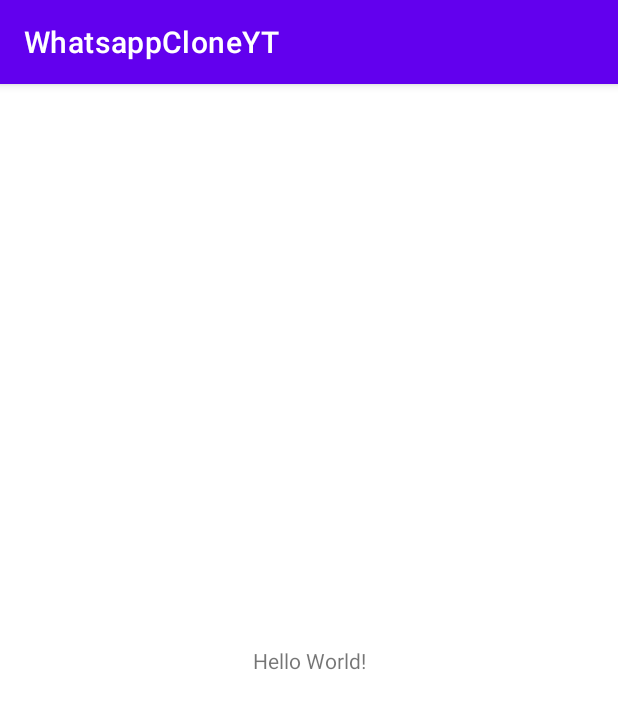
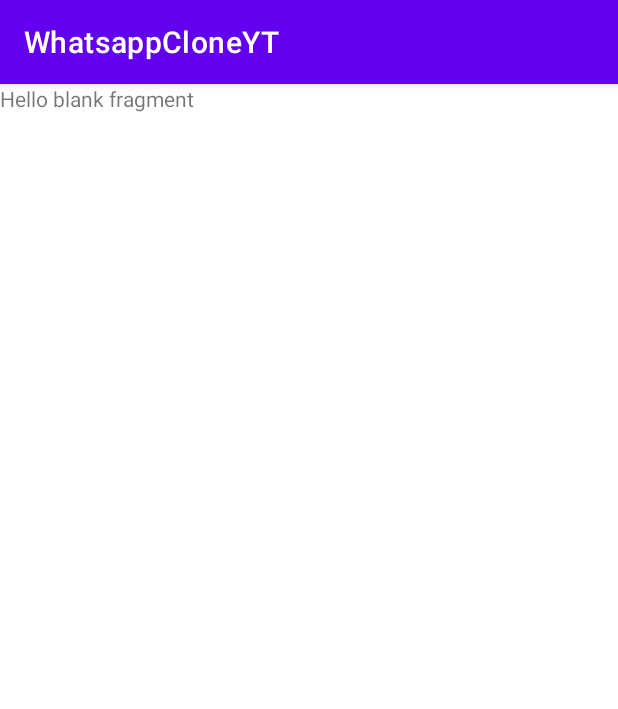
Before and after one commit to hardcoderdev/WhatsappCloneYT, an Android app: the screen it shows after launch (MainActivity), on a phone screen of 412 x 824 dp. Shown: the top 709 px of the screen. Run offline under Robolectric (Android 15) with nearby library versions, the phone set to English and light mode, and no system bars.

Commit message:
1. Реализация навигации в приложении, создание фрагментов

```diff
--- /dev/null
+++ b/app/src/main/java/hardcoder/dev/whatsappcloneyt/ui/features/splash/SplashFragment.kt
@@ -0,0 +1,17 @@
+package hardcoder.dev.whatsappcloneyt.ui.features.splash
+
+import android.os.Bundle
+import androidx.fragment.app.Fragment
+import android.view.LayoutInflater
+import android.view.View
+import android.view.ViewGroup
+import hardcoder.dev.whatsappcloneyt.R
+import hardcoder.dev.whatsappcloneyt.databinding.FragmentSplashBinding
+import hardcoder.dev.whatsappcloneyt.ui.base.BaseFragment
+
+class SplashFragment : BaseFragment<FragmentSplashBinding>(FragmentSplashBinding::inflate) {
+
+    override fun onViewCreated(view: View, savedInstanceState: Bundle?) {
+        super.onViewCreated(view, savedInstanceState)
+    }
+}
--- a/app/src/main/res/layout/activity_main.xml
+++ b/app/src/main/res/layout/activity_main.xml
@@ -6,13 +6,16 @@
     android:layout_height="match_parent"
     tools:context=".ui.features.main.MainActivity">
 
-    <TextView
-        android:layout_width="wrap_content"
-        android:layout_height="wrap_content"
-        android:text="Hello World!"
+    <androidx.fragment.app.FragmentContainerView
+        android:id="@+id/mainFragmentContainerView"
+        android:name="androidx.navigation.fragment.NavHostFragment"
+        android:layout_width="0dp"
+        android:layout_height="0dp"
+        app:defaultNavHost="true"
         app:layout_constraintBottom_toBottomOf="parent"
-        app:layout_constraintLeft_toLeftOf="parent"
-        app:layout_constraintRight_toRightOf="parent"
-        app:layout_constraintTop_toTopOf="parent" />
+        app:layout_constraintEnd_toEndOf="parent"
+        app:layout_constraintStart_toStartOf="parent"
+        app:layout_constraintTop_toTopOf="parent"
+        app:navGraph="@navigation/nav_graph" />
 
 </androidx.constraintlayout.widget.ConstraintLayout>
--- /dev/null
+++ b/app/src/main/res/layout/fragment_splash.xml
@@ -0,0 +1,14 @@
+<?xml version="1.0" encoding="utf-8"?>
+<FrameLayout xmlns:android="http://schemas.android.com/apk/res/android"
+    xmlns:tools="http://schemas.android.com/tools"
+    android:layout_width="match_parent"
+    android:layout_height="match_parent"
+    tools:context=".ui.features.splash.SplashFragment">
+
+    <!-- TODO: Update blank fragment layout -->
+    <TextView
+        android:layout_width="match_parent"
+        android:layout_height="match_parent"
+        android:text="@string/hello_blank_fragment" />
+
+</FrameLayout>
--- a/app/src/main/res/navigation/nav_graph.xml
+++ b/app/src/main/res/navigation/nav_graph.xml
@@ -1,6 +1,55 @@
 <?xml version="1.0" encoding="utf-8"?>
 <navigation xmlns:android="http://schemas.android.com/apk/res/android"
     xmlns:app="http://schemas.android.com/apk/res-auto"
-    android:id="@+id/nav_graph">
+    xmlns:tools="http://schemas.android.com/tools"
+    android:id="@+id/nav_graph"
+    app:startDestination="@id/splashFragment">
 
+    <fragment
+        android:id="@+id/callsFragment"
+        android:name="hardcoder.dev.whatsappcloneyt.ui.features.calls.CallsFragment"
+        android:label="fragment_calls"
+        tools:layout="@layout/fragment_calls" />
+    <fragment
+        android:id="@+id/chatsFragment"
+        android:name="hardcoder.dev.whatsappcloneyt.ui.features.chats.ChatsFragment"
+        android:label="fragment_chats"
+        tools:layout="@layout/fragment_chats" />
+    <fragment
+        android:id="@+id/enterCodeFragment"
+        android:name="hardcoder.dev.whatsappcloneyt.ui.features.enterCode.EnterCodeFragment"
+        android:label="fragment_enter_code"
+        tools:layout="@layout/fragment_enter_code" />
+    <fragment
+        android:id="@+id/enterPhoneFragment"
+        android:name="hardcoder.dev.whatsappcloneyt.ui.features.enterPhoneNumber.EnterPhoneFragment"
+        android:label="fragment_enter_phone"
+        tools:layout="@layout/fragment_enter_phone" >
+        <action
+            android:id="@+id/action_enterPhoneFragment_to_enterCodeFragment"
+            app:destination="@id/enterCodeFragment" />
+    </fragment>
+    <fragment
+        android:id="@+id/statusFragment"
+        android:name="hardcoder.dev.whatsappcloneyt.ui.features.status.StatusFragment"
+        android:label="fragment_status"
+        tools:layout="@layout/fragment_status" />
+    <fragment
+        android:id="@+id/splashFragment"
+        android:name="hardcoder.dev.whatsappcloneyt.ui.features.splash.SplashFragment"
+        android:label="fragment_splash"
+        tools:layout="@layout/fragment_splash" >
+        <action
+            android:id="@+id/action_splashFragment_to_welcomeFragment"
+            app:destination="@id/welcomeFragment" />
+    </fragment>
+    <fragment
+        android:id="@+id/welcomeFragment"
+        android:name="hardcoder.dev.whatsappcloneyt.ui.features.welcome.WelcomeFragment"
+        android:label="fragment_welcome"
+        tools:layout="@layout/fragment_welcome" >
+        <action
+            android:id="@+id/action_welcomeFragment_to_enterPhoneFragment"
+            app:destination="@id/enterPhoneFragment" />
+    </fragment>
 </navigation>
--- a/app/src/main/res/values/strings.xml
+++ b/app/src/main/res/values/strings.xml
@@ -2,7 +2,4 @@
     <string name="app_name">WhatsappCloneYT</string>
     <!-- TODO: Remove or change this placeholder text -->
     <string name="hello_blank_fragment">Hello blank fragment</string>
-    <string name="app_logo_cd">App logo</string>
-    <string name="meta_label">Meta</string>
-    <string name="from_label">from</string>
 </resources>
```
Also changed, not shown: app/src/main/java/hardcoder/dev/whatsappcloneyt/ui/features/calls/CallsFragment.kt (added, +18 -0 lines), app/src/main/java/hardcoder/dev/whatsappcloneyt/ui/features/chats/ChatsFragment.kt (added, +18 -0 lines), app/src/main/java/hardcoder/dev/whatsappcloneyt/ui/features/enterCode/EnterCodeFragment.kt (added, +18 -0 lines), app/src/main/java/hardcoder/dev/whatsappcloneyt/ui/features/enterPhoneNumber/EnterPhoneFragment.kt (added, +18 -0 lines), app/src/main/java/hardcoder/dev/whatsappcloneyt/ui/features/status/StatusFragment.kt (added, +18 -0 lines), app/src/main/java/hardcoder/dev/whatsappcloneyt/ui/features/welcome/WelcomeFragment.kt (added, +18 -0 lines), app/src/main/res/layout/fragment_calls.xml (added, +14 -0 lines), app/src/main/res/layout/fragment_chats.xml (added, +14 -0 lines), app/src/main/res/layout/fragment_enter_code.xml (added, +14 -0 lines), app/src/main/res/layout/fragment_enter_phone.xml (added, +14 -0 lines), app/src/main/res/layout/fragment_status.xml (added, +14 -0 lines), app/src/main/res/layout/fragment_welcome.xml (added, +14 -0 lines).
